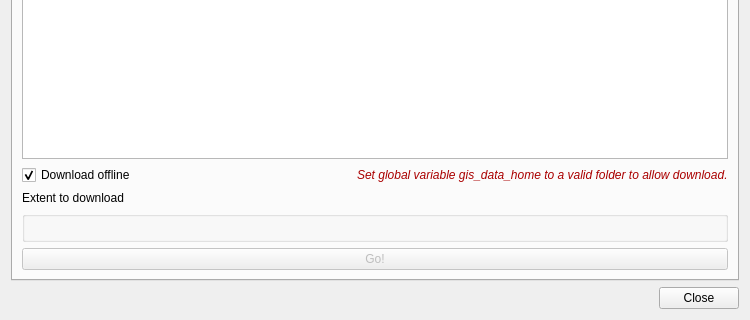
ygversil/qgis-guided-offline-editing, file guided_offline_editing_dialog_base.ui: the form before one commit; both pictures show x 0 to 750 and y 240 to 560 of the 750 by 560 pixel window.
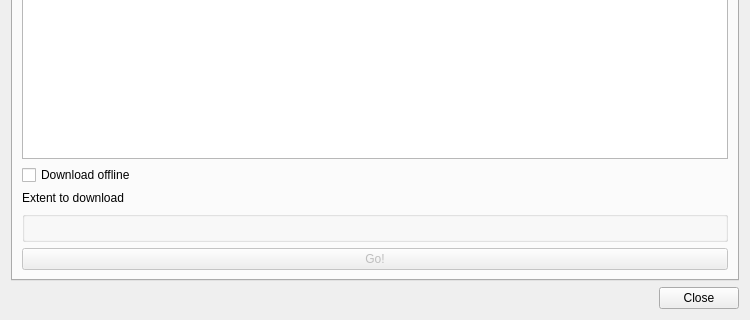
The form after the commit. Icons and pictures are not drawn. Custom widgets are drawn as their Qt base class.

Commit message: Remove warn message if gis_data_home var is not set

Diff of the .ui file:
```diff
--- a/guided_offline_editing_dialog_base.ui
+++ b/guided_offline_editing_dialog_base.ui
@@ -59,67 +59,14 @@
         <widget class="QListView" name="pgProjectList"/>
        </item>
        <item>
-        <layout class="QHBoxLayout" name="horizontalLayout">
-         <item>
           <widget class="QCheckBox" name="downloadCheckBox">
            <property name="text">
             <string>Download offline</string>
            </property>
            <property name="checked">
-            <bool>true</bool>
-           </property>
-          </widget>
-         </item>
-         <item>
-          <widget class="QLabel" name="downloadCheckBoxHint">
-           <property name="palette">
-            <palette>
-             <active>
-              <colorrole role="WindowText">
-               <brush brushstyle="SolidPattern">
-                <color alpha="255">
-                 <red>170</red>
-                 <green>0</green>
-                 <blue>0</blue>
-                </color>
-               </brush>
-              </colorrole>
-             </active>
-             <inactive>
-              <colorrole role="WindowText">
-               <brush brushstyle="SolidPattern">
-                <color alpha="255">
-                 <red>170</red>
-                 <green>0</green>
-                 <blue>0</blue>
-                </color>
-               </brush>
-              </colorrole>
-             </inactive>
-             <disabled>
-              <colorrole role="WindowText">
-               <brush brushstyle="SolidPattern">
-                <color alpha="255">
-                 <red>160</red>
-                 <green>162</green>
-                 <blue>162</blue>
-                </color>
-               </brush>
-              </colorrole>
-             </disabled>
-            </palette>
-           </property>
-           <property name="font">
-            <font>
-             <italic>true</italic>
-            </font>
-           </property>
-           <property name="text">
-            <string>Set global variable gis_data_home to a valid folder to allow download.</string>
-           </property>
-          </widget>
-         </item>
-        </layout>
+          <bool>false</bool>
+         </property>
+        </widget>
        </item>
        <item>
         <widget class="QLabel" name="pgProjectDownloadExtentLabel">
```
Lines whose indentation alone changed are shown as unchanged. The commit also changes 1 other file.
